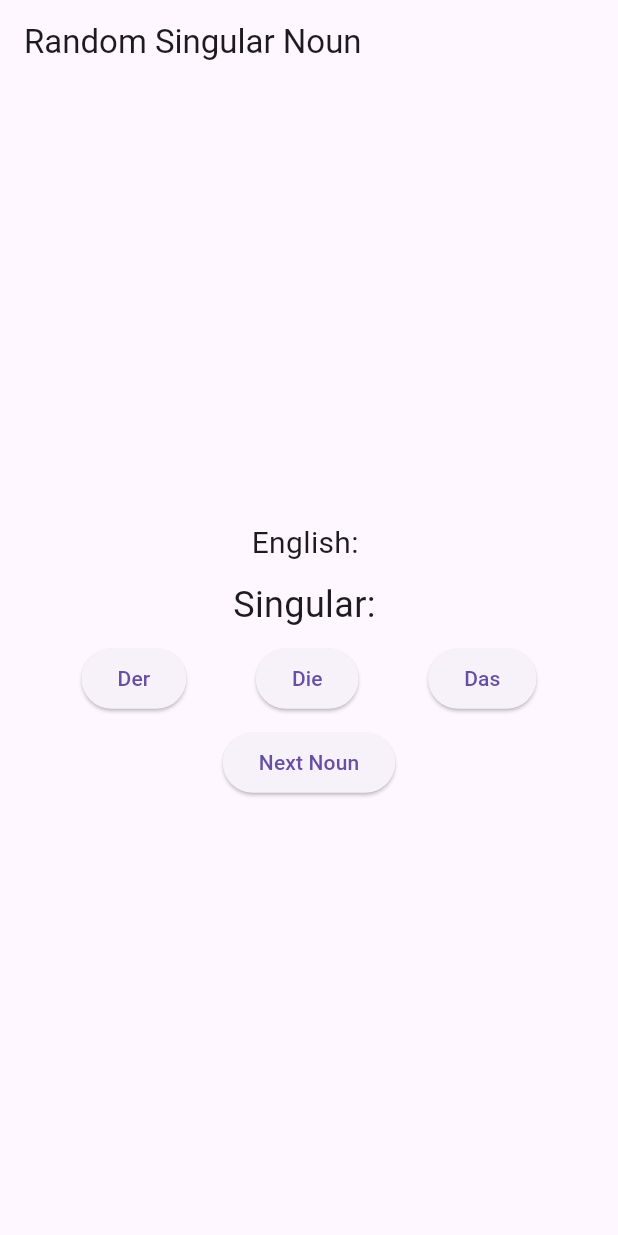
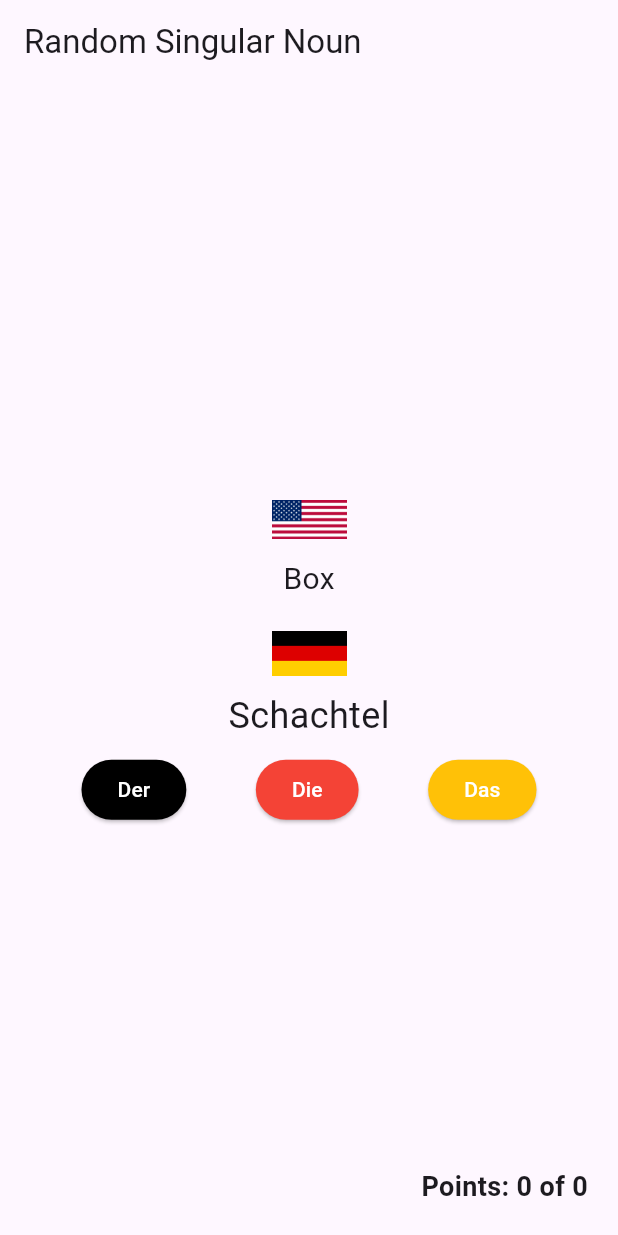
Before and after one commit to Chikitica/oh_nein, a Flutter app: the screen it shows after launch, on a phone screen of 412 x 824 dp. Run offline on Flutter 3.47's test engine with Material 3 defaults, Android fonts, the phone set to English and light mode, and no system bars.

Commit message:
Version 2 with styles, images and points.

```diff
--- a/lib/main.dart
+++ b/lib/main.dart
@@ -23,6 +23,7 @@ class MyApp extends StatelessWidget {
     );
   }
 }
+
 class NounDisplay extends StatefulWidget {
   @override
   _NounDisplayState createState() => _NounDisplayState();
@@ -31,19 +32,14 @@ class NounDisplay extends StatefulWidget {
 class _NounDisplayState extends State<NounDisplay> {
   late Future<List<Noun>> _nouns;
   late Noun _currentNoun;
+  int _points = 0;
+  int _attempts = 0;
 
   @override
   void initState() {
     super.initState();
     _nouns = _loadNouns();
-    _currentNoun = Noun(
-      id: '',
-      english: '',
-      articleSingular: '',
-      singular: '',
-      articlePlural: '',
-      plural: '',
-    );
+    _showNewNoun();
   }
 
   Future<List<Noun>> _loadNouns() async {
@@ -64,10 +60,20 @@ class _NounDisplayState extends State<NounDisplay> {
   void _checkArticle(String article) {
     String message;
     if (_currentNoun.articleSingular.toLowerCase() == article.toLowerCase()) {
+      setState(() {
+        _points++;
+        _showNewNoun();
+      });
       message = 'Correct!';
     } else {
-      message = 'Oh nein!';
+      String answer = '${_currentNoun.articleSingular} ${_currentNoun.singular}';
+      message = 'Oh nein! is $answer';
+      setState(() {
+        _showNewNoun();
+      });
     }
+
+    _attempts++;
 
     showDialog(
       context: context,
@@ -90,28 +96,43 @@ class _NounDisplayState extends State<NounDisplay> {
 
   @override
   Widget build(BuildContext context) {
-    return Column(
+    return Stack(
+      children: [
+        Column(
           mainAxisAlignment: MainAxisAlignment.center,
           children: [
+            // USA Flag above the English text
+            Image.asset(
+              'img/usa_flag.png', // Ensure you have this image in assets
+              height: 50,
+              width: 50,
+            ),
             FutureBuilder(
               future: _nouns,
-          builder: (BuildContext context, AsyncSnapshot<List<Noun>> snapshot) {
+              builder:
+                  (BuildContext context, AsyncSnapshot<List<Noun>> snapshot) {
                 if (snapshot.connectionState == ConnectionState.waiting) {
                   return const CircularProgressIndicator();
                 } else if (snapshot.hasError) {
                   return const Text('Error loading data');
                 } else {
-              // final List<Noun> nouns = snapshot.data ?? [];
                   return Column(
                     mainAxisAlignment: MainAxisAlignment.center,
                     children: [
                       Text(
-                    'English: ${_currentNoun.english}',
+                        _currentNoun.english,
                         style: const TextStyle(fontSize: 20.0),
                       ),
                       const SizedBox(height: 10),
+                      // German Flag above the German text
+                      Image.asset(
+                        'img/german_flag.png',
+                        // Ensure you have this image in assets
+                        height: 50,
+                        width: 50,
+                      ),
                       Text(
-                    'Singular: ${_currentNoun.singular}',
+                        _currentNoun.singular,
                         style: const TextStyle(fontSize: 24.0),
                       ),
                     ],
@@ -124,30 +145,48 @@ class _NounDisplayState extends State<NounDisplay> {
               child: Row(
                 mainAxisAlignment: MainAxisAlignment.spaceEvenly,
                 children: [
+                  // "Der" Button - Black
                   ElevatedButton(
                     onPressed: () {
                       _checkArticle('Der');
                     },
-                child: const Text('Der'),
+                    style: ElevatedButton.styleFrom(
+                      backgroundColor: Colors.black,
                     ),
+                    child: const Text('Der', style: TextStyle(color: Colors.white)),
+                  ),
+                  // "Die" Button - Red
                   ElevatedButton(
                     onPressed: () {
                       _checkArticle('Die');
                     },
-                child: const Text('Die'),
+                    style: ElevatedButton.styleFrom(
+                      backgroundColor: Colors.red,
                     ),
+                    child: const Text('Die', style: TextStyle(color: Colors.white)),
+                  ),
+                  // "Das" Button - Gold
                   ElevatedButton(
                     onPressed: () {
                       _checkArticle('Das');
                     },
-                child: const Text('Das'),
+                    style: ElevatedButton.styleFrom(
+                      backgroundColor: Colors.amber,
+                    ),
+                    child: const Text('Das', style: TextStyle(color: Colors.white)),
                   ),
                 ],
               ),
             ),
-        ElevatedButton(
-          onPressed: _showNewNoun,
-          child: const Text('Next Noun'),
+          ],
+        ),
+        Positioned(
+          bottom: 20,
+          right: 20,
+          child: Text(
+            'Points: $_points of $_attempts',
+            style: const TextStyle(fontSize: 18.0, fontWeight: FontWeight.bold),
+          ),
         ),
       ],
     );
--- a/pubspec.yaml
+++ b/pubspec.yaml
@@ -39,6 +39,7 @@ dependencies:
 dev_dependencies:
   flutter_test:
     sdk: flutter
+  mockito: ^5.0.0
 
   # The "flutter_lints" package below contains a set of recommended lints to
   # encourage good coding practices. The lint set provided by the package is
@@ -60,6 +61,8 @@ flutter:
 
   assets:
       - texts/nouns_list.json
+      - img/usa_flag.png
+      - img/german_flag.png
 
   # To add assets to your application, add an assets section, like this:
   # assets:
```
Also changed, not shown: img/german_flag.png (added), img/usa_flag.png (added), pubspec.lock, 1 other file. Lines whose indentation alone changed are shown as unchanged.
